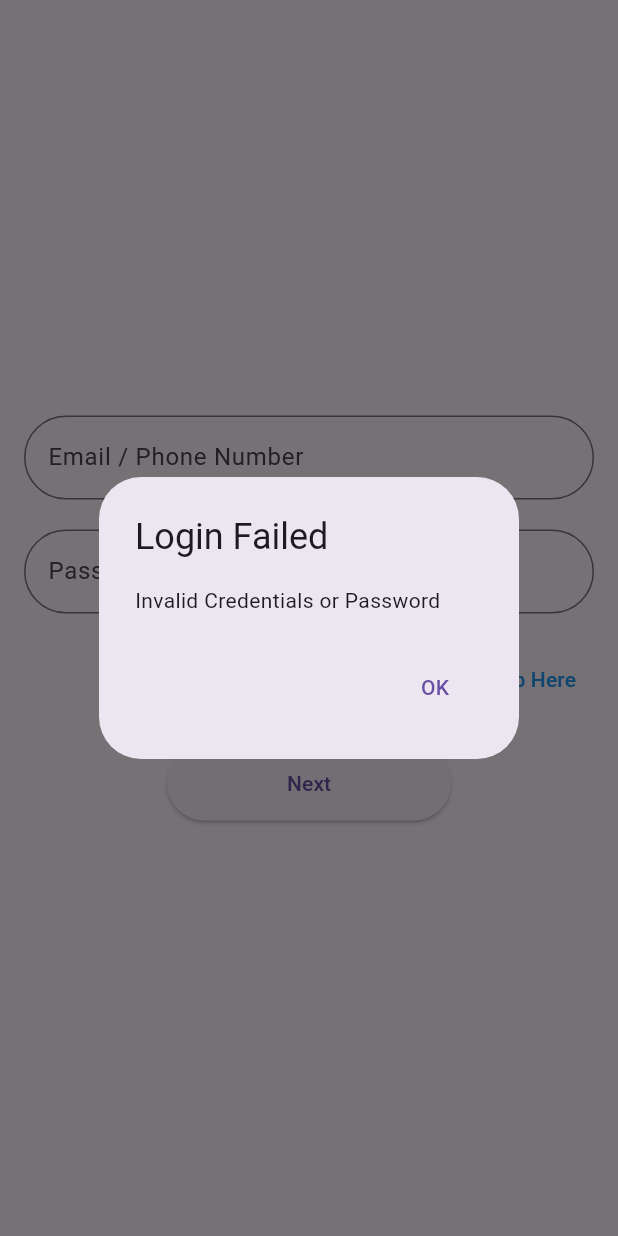
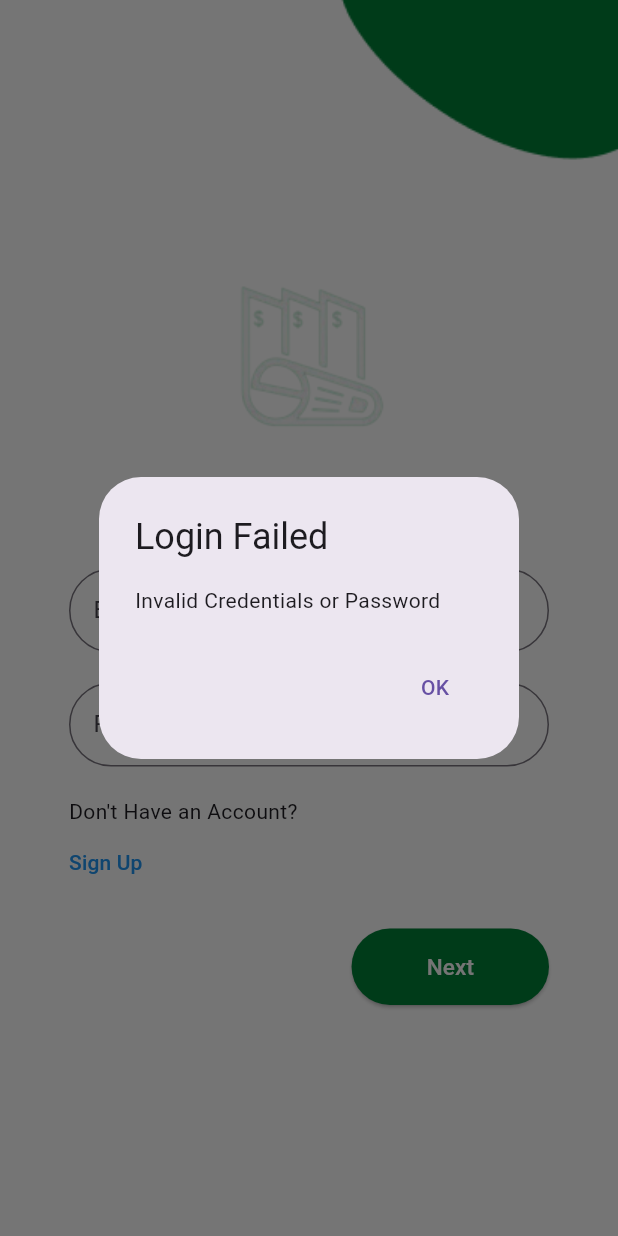
Before and after one commit to Griemoriez/Sponsorin, a Flutter app: the screen it shows after launch, after a tap on "Next", on a phone screen of 412 x 824 dp. Run offline on Flutter 3.47's test engine with Material 3 defaults, Android fonts, the light colour scheme and no system bars; our stand-ins replace curved_navigation_bar, hive, hive_flutter; accounts and stored records are empty.

Commit message:
login screen

```diff
--- a/flut_sponsorin/lib/login.dart
+++ b/flut_sponsorin/lib/login.dart
@@ -3,10 +3,11 @@ import 'package:flut_sponsorin/signup.dart';
 import 'package:flut_sponsorin/sponsor_seeker_view/discover_sponsor.dart';
 import 'package:flutter/material.dart';
 import 'package:hive/hive.dart';
+
 import 'models/user.dart';
 
 class LoginScreen extends StatefulWidget {
-  LoginScreen({super.key});
+  const LoginScreen({super.key});
 
   @override
   State<LoginScreen> createState() => _LoginScreenState();
@@ -17,47 +18,48 @@ class _LoginScreenState extends State<LoginScreen> {
   final TextEditingController _tfPassword = TextEditingController();
   late Box<User> userBox;
 
-  void handle_login() async {
-    String emailOrPhone = _tfPhoneOrEmail.text;
+  void handleLogin() async {
+    String phoneOrEmail = _tfPhoneOrEmail.text;
     String password = _tfPassword.text;
 
     userBox = Hive.box<User>('userBox');
-    bool loginSuccess = false;
+    bool loginSuccessful = false;
+    String? role;
 
     for (var key in userBox.keys) {
       var user = userBox.get(key) as User;
 
-      if ((user.email == emailOrPhone || user.phone == emailOrPhone) && user.password == password) {
-        loginSuccess = true;
+      if ((user.email == phoneOrEmail || user.phone == phoneOrEmail) && user.password == password) {
+        loginSuccessful = true;
+        role = user.role;
+        break;
+      }
+    }
 
-        if (user.role == 'sponsor') {
+    if (loginSuccessful) {
+      if (role == 'sponsor') {
         Navigator.pushReplacement(
           context,
           MaterialPageRoute(builder: (context) => discover_event()),
         );
-        } else if (user.role == 'seeker') {
+      } else if (role == 'seeker') {
         Navigator.pushReplacement(
           context,
           MaterialPageRoute(builder: (context) => discover_company()),
         );
       }
-
-        break;
-      }
-    }
-
-    if (!loginSuccess) {
+    } else {
       showDialog(
         context: context,
         builder: (context) => AlertDialog(
-          title: Text('Login Failed'),
-          content: Text('Invalid Credentials or Password'),
+          title: const Text('Login Failed'),
+          content: const Text('Invalid Credentials or Password'),
           actions: <Widget>[
             TextButton(
               onPressed: () {
                 Navigator.of(context).pop();
               },
-              child: Text('OK'),
+              child: const Text('OK'),
             ),
           ],
         ),
@@ -67,24 +69,52 @@ class _LoginScreenState extends State<LoginScreen> {
 
   @override
   Widget build(BuildContext context) {
-    return Scaffold(
-      body: Padding(
+    return Stack(
+      children: [
+        Container(
+          decoration: const BoxDecoration(
+            image: DecorationImage(
+              image: AssetImage("lib/assets/startupandroid.png"),
+              fit: BoxFit.cover,
+            ),
+          ),
+        ),
+        Scaffold(
+          backgroundColor: Colors.transparent,
+          body: Center(
+            child: SingleChildScrollView(
+              child: Padding(
                 padding: const EdgeInsets.all(16.0),
-        child: Center(
                 child: Column(
                   mainAxisAlignment: MainAxisAlignment.center,
                   children: <Widget>[
-              TextField(
+                    const Image(image: AssetImage('lib/assets/logo.png')),
+                    const Padding(
+                      padding: EdgeInsets.only(bottom: 30),
+                      child: Text(
+                        "Login",
+                        style: TextStyle(
+                          fontWeight: FontWeight.bold,
+                          fontSize: 25,
+                        ),
+                      ),
+                    ),
+                    Padding(
+                      padding: const EdgeInsets.symmetric(horizontal: 30.0),
+                      child: TextField(
                         controller: _tfPhoneOrEmail,
                         decoration: InputDecoration(
-                  labelText: 'Email / Phone Number',
+                          labelText: 'Email / Phone',
                           border: OutlineInputBorder(
                             borderRadius: BorderRadius.circular(30.0),
                           ),
                         ),
                       ),
-              SizedBox(height: 20),
-              TextField(
+                    ),
+                    const SizedBox(height: 20),
+                    Padding(
+                      padding: const EdgeInsets.symmetric(horizontal: 30.0),
+                      child: TextField(
                         controller: _tfPassword,
                         obscureText: true,
                         decoration: InputDecoration(
@@ -94,39 +124,61 @@ class _LoginScreenState extends State<LoginScreen> {
                           ),
                         ),
                       ),
-              SizedBox(height: 20),
-              Align(
-                alignment: Alignment.centerRight,
+                    ),
+                    const SizedBox(height: 20),
+                    const Padding(
+                      padding: EdgeInsets.symmetric(horizontal: 30.0),
+                      child: Align(
+                        alignment: Alignment.centerLeft,
+                        child: Text("Don't Have an Account?"),
+                      ),
+                    ),
+                    Padding(
+                      padding: const EdgeInsets.symmetric(horizontal: 18.0),
+                      child: Align(
+                        alignment: Alignment.centerLeft,
                         child: TextButton(
                           onPressed: () {
                             Navigator.pushReplacement(
                               context,
-                        MaterialPageRoute(
-                            builder: (context) => signup()));
+                              MaterialPageRoute(builder: (context) => signup()),
+                            );
                           },
-                  child: Text(
-                    "Don't Have an Account? Sign Up Here",
+                          child: const Text(
+                            "Sign Up",
                             style: TextStyle(color: Colors.blue),
                           ),
                         ),
                       ),
-              SizedBox(height: 20),
-              ElevatedButton(
-                onPressed: () {
-                  handle_login();
-                },
+                    ),
+                    const SizedBox(height: 20),
+                    Padding(
+                      padding: const EdgeInsets.only(right: 30.0),
+                      child: Align(
+                        alignment: Alignment.centerRight,
+                        child: ElevatedButton(
+                          onPressed: handleLogin,
                           style: ElevatedButton.styleFrom(
-                  padding: EdgeInsets.symmetric(horizontal: 80, vertical: 15),
+                            backgroundColor: const Color(0xff008037),
+                            padding: const EdgeInsets.symmetric(horizontal: 50, vertical: 15),
                             shape: RoundedRectangleBorder(
                               borderRadius: BorderRadius.circular(30.0),
                             ),
                           ),
-                child: Text('Next'),
+                          child: const Text(
+                            'Next',
+                            style: TextStyle(color: Colors.white, fontSize: 15),
+                          ),
+                        ),
+                      ),
                     ),
                   ],
                 ),
               ),
             ),
+          ),
+        ),
+      ],
     );
   }
 }
--- a/flut_sponsorin/lib/main.dart
+++ b/flut_sponsorin/lib/main.dart
@@ -33,7 +33,8 @@ void main() async {
   }
   await Hive.openBox('eventBox');
   await Hive.openBox('proposalBox');
-  // await Hive.openBox('postBox');
+
+
   runApp(const MainApp());
 }
 
```
Also changed, not shown: flut_sponsorin/pubspec.lock. Lines whose indentation alone changed are shown as unchanged.
